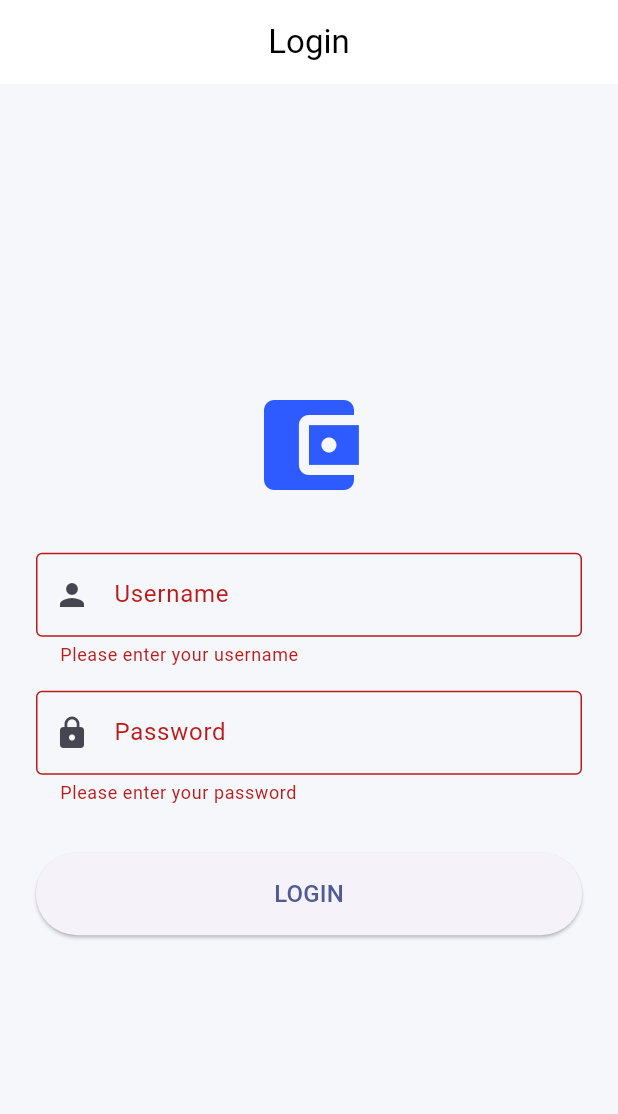
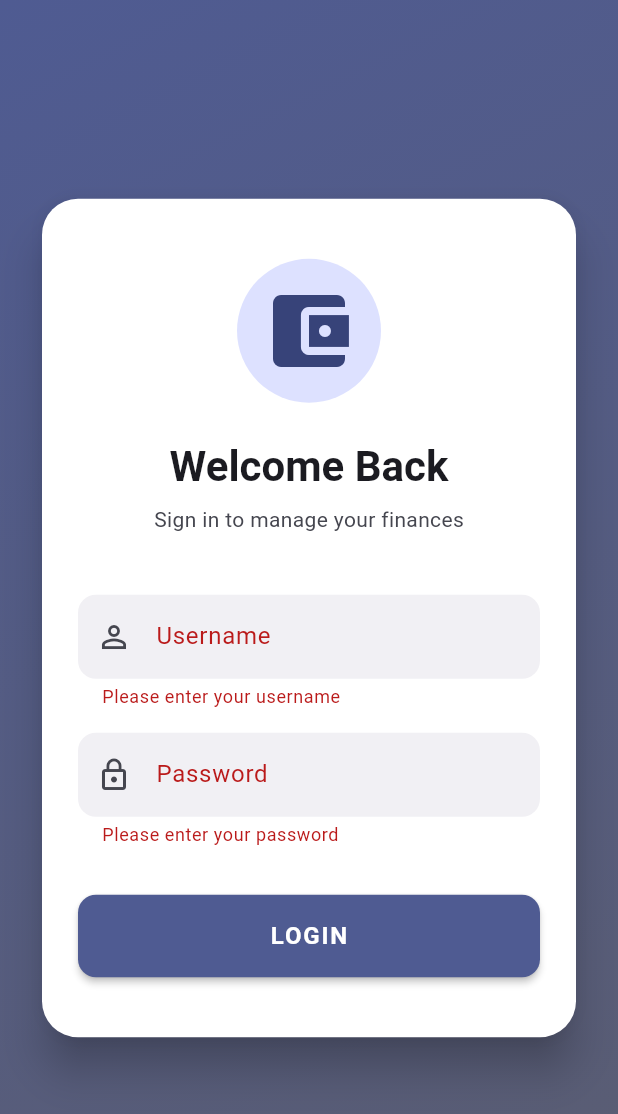
Before and after one commit to ajitrloni27/Rent-tracker, a Flutter app: the screen it shows after launch, after a tap on "LOGIN", on a phone screen of 412 x 824 dp. Shown: the top 1114 px of the screen. Run offline on Flutter 3.47's test engine with Material 3 defaults, Android fonts, the phone set to English and light mode, and no system bars; our stand-ins replace csv, file_picker, fl_chart, flutter_riverpod, isar, pdf and 3 more; accounts and stored records are empty; generated files the repository leaves out were written again.

Commit message:
Redesign Login screen for a professional look

```diff
--- a/lib/screens/login_screen.dart
+++ b/lib/screens/login_screen.dart
@@ -1,6 +1,5 @@
 import 'package:flutter/material.dart';
 import 'main_screen.dart';
-import '../core/theme.dart';
 
 class LoginScreen extends StatefulWidget {
   const LoginScreen({super.key});
@@ -13,7 +12,6 @@ class _LoginScreenState extends State<LoginScreen> {
   final _usernameController = TextEditingController();
   final _passwordController = TextEditingController();
   final _formKey = GlobalKey<FormState>();
-  bool _obscurePassword = true;
 
   void _login() {
     if (_formKey.currentState!.validate()) {
@@ -24,7 +22,11 @@ class _LoginScreenState extends State<LoginScreen> {
         );
       } else {
         ScaffoldMessenger.of(context).showSnackBar(
-          const SnackBar(content: Text('Invalid username or password')),
+          const SnackBar(
+            content: Text('Invalid username or password'),
+            behavior: SnackBarBehavior.floating,
+            backgroundColor: Colors.redAccent,
+          ),
         );
       }
     }
@@ -39,32 +41,75 @@ class _LoginScreenState extends State<LoginScreen> {
 
   @override
   Widget build(BuildContext context) {
+    final theme = Theme.of(context);
+
     return Scaffold(
-      appBar: AppBar(
-        title: const Text('Login'),
-        centerTitle: true,
+      body: Container(
+        decoration: BoxDecoration(
+          gradient: LinearGradient(
+            begin: Alignment.topLeft,
+            end: Alignment.bottomRight,
+            colors: [
+              theme.colorScheme.primary,
+              theme.colorScheme.secondary,
+            ],
           ),
-      body: Center(
+        ),
+        child: SafeArea(
+          child: Center(
             child: SingleChildScrollView(
               padding: const EdgeInsets.all(24.0),
+              child: Card(
+                elevation: 12,
+                shape: RoundedRectangleBorder(
+                  borderRadius: BorderRadius.circular(24),
+                ),
+                child: Padding(
+                  padding: const EdgeInsets.symmetric(horizontal: 24.0, vertical: 40.0),
                   child: Form(
                     key: _formKey,
                     child: Column(
-              mainAxisAlignment: MainAxisAlignment.center,
-              crossAxisAlignment: CrossAxisAlignment.stretch,
+                      mainAxisSize: MainAxisSize.min,
                       children: [
-                const Icon(
+                        Container(
+                          padding: const EdgeInsets.all(16),
+                          decoration: BoxDecoration(
+                            color: theme.colorScheme.primaryContainer,
+                            shape: BoxShape.circle,
+                          ),
+                          child: Icon(
                             Icons.account_balance_wallet,
-                  size: 80,
-                  color: AppTheme.primaryColor,
+                            size: 64,
+                            color: theme.colorScheme.onPrimaryContainer,
                           ),
-                const SizedBox(height: 32),
+                        ),
+                        const SizedBox(height: 24),
+                        Text(
+                          'Welcome Back',
+                          style: theme.textTheme.headlineMedium?.copyWith(
+                            fontWeight: FontWeight.bold,
+                            color: theme.colorScheme.onSurface,
+                          ),
+                        ),
+                        const SizedBox(height: 8),
+                        Text(
+                          'Sign in to manage your finances',
+                          style: theme.textTheme.bodyMedium?.copyWith(
+                            color: theme.colorScheme.onSurfaceVariant,
+                          ),
+                        ),
+                        const SizedBox(height: 40),
                         TextFormField(
                           controller: _usernameController,
-                  decoration: const InputDecoration(
+                          decoration: InputDecoration(
                             labelText: 'Username',
-                    border: OutlineInputBorder(),
-                    prefixIcon: Icon(Icons.person),
+                            filled: true,
+                            fillColor: theme.colorScheme.surfaceContainerHighest.withOpacity(0.5),
+                            border: OutlineInputBorder(
+                              borderRadius: BorderRadius.circular(12),
+                              borderSide: BorderSide.none,
+                            ),
+                            prefixIcon: const Icon(Icons.person_outline),
                           ),
                           validator: (value) {
                             if (value == null || value.isEmpty) {
@@ -77,10 +122,15 @@ class _LoginScreenState extends State<LoginScreen> {
                         TextFormField(
                           controller: _passwordController,
                           obscureText: true,
-                  decoration: const InputDecoration(
+                          decoration: InputDecoration(
                             labelText: 'Password',
-                    border: OutlineInputBorder(),
-                    prefixIcon: Icon(Icons.lock),
+                            filled: true,
+                            fillColor: theme.colorScheme.surfaceContainerHighest.withOpacity(0.5),
+                            border: OutlineInputBorder(
+                              borderRadius: BorderRadius.circular(12),
+                              borderSide: BorderSide.none,
+                            ),
+                            prefixIcon: const Icon(Icons.lock_outline),
                           ),
                           validator: (value) {
                             if (value == null || value.isEmpty) {
@@ -90,14 +140,34 @@ class _LoginScreenState extends State<LoginScreen> {
                           },
                         ),
                         const SizedBox(height: 32),
-                ElevatedButton(
+                        SizedBox(
+                          width: double.infinity,
+                          child: ElevatedButton(
                             onPressed: _login,
                             style: ElevatedButton.styleFrom(
                               padding: const EdgeInsets.symmetric(vertical: 16),
+                              backgroundColor: theme.colorScheme.primary,
+                              foregroundColor: theme.colorScheme.onPrimary,
+                              elevation: 2,
+                              shape: RoundedRectangleBorder(
+                                borderRadius: BorderRadius.circular(12),
                               ),
-                  child: const Text('LOGIN', style: TextStyle(fontSize: 16)),
+                            ),
+                            child: const Text(
+                              'LOGIN',
+                              style: TextStyle(
+                                fontSize: 16,
+                                fontWeight: FontWeight.bold,
+                                letterSpacing: 1.2,
+                              ),
+                            ),
+                          ),
                         ),
                       ],
+                    ),
+                  ),
+                ),
+              ),
             ),
           ),
         ),
```
Lines whose indentation alone changed are shown as unchanged.
